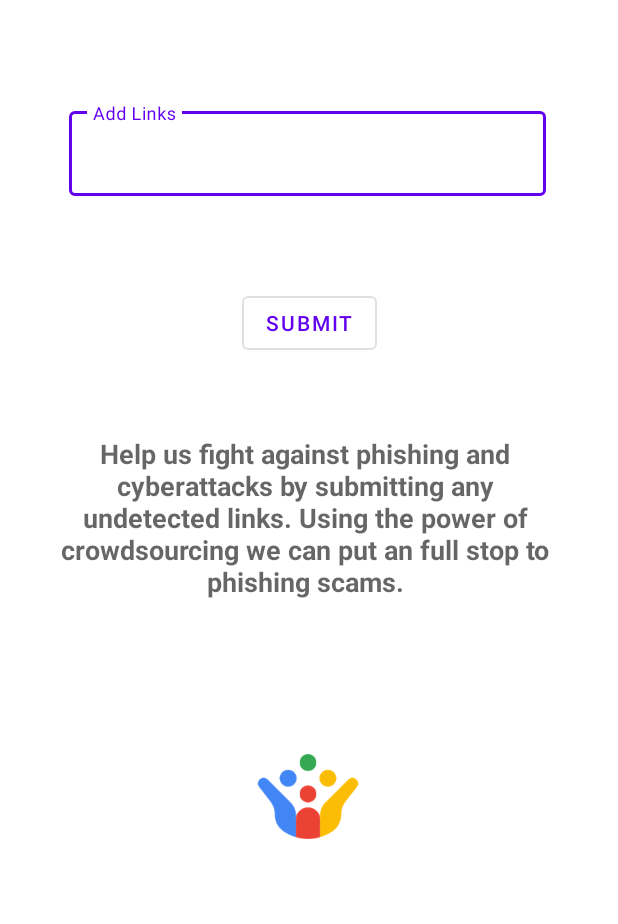
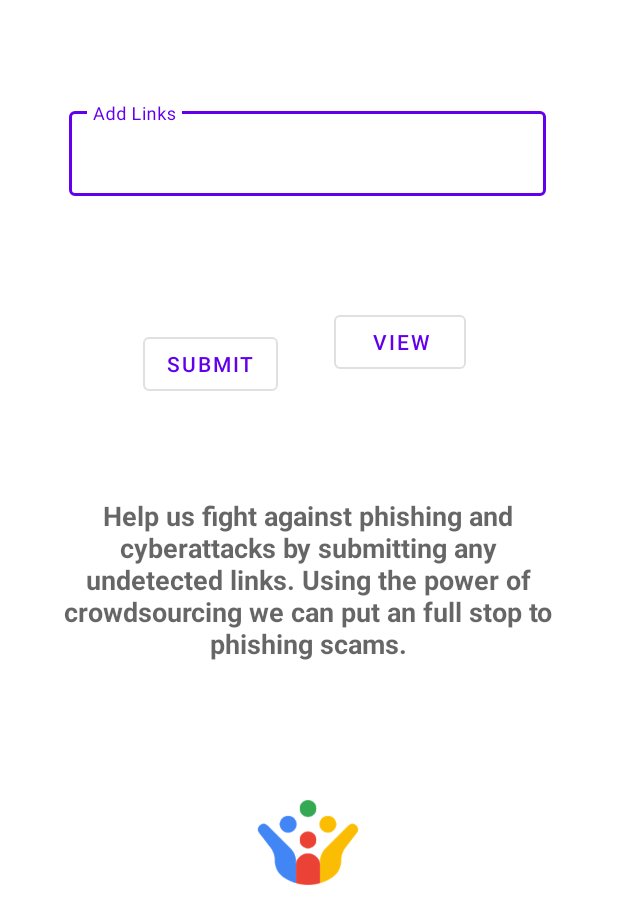
Before and after one commit to Harishwarrior/Phish_defender_app, an Android app: the AddLinksActivity screen opened directly, with no data from a screen before it, on a phone screen of 412 x 824 dp. Shown: the top 924 px of the screen. Run offline under Robolectric (Android 15) with nearby library versions, the light colour scheme and no system bars.

Commit message:
adding links feature added

```diff
--- a/app/src/main/AndroidManifest.xml
+++ b/app/src/main/AndroidManifest.xml
@@ -12,6 +12,7 @@
         android:roundIcon="@mipmap/ic_launcher_round"
         android:supportsRtl="true"
         android:theme="@style/Theme.MaterialComponents.Light.NoActionBar">
+        <activity android:name=".ListDataActivity"></activity>
         <activity android:name=".LogActivity" />
         <activity android:name=".AddLinksActivity" />
         <activity android:name=".SettingsActivity" />
--- a/app/src/main/java/com/geeks4ever/phish/AddLinksActivity.java
+++ b/app/src/main/java/com/geeks4ever/phish/AddLinksActivity.java
@@ -8,15 +8,67 @@
 
 package com.geeks4ever.phish;
 
+import android.content.Intent;
+import android.os.Bundle;
+import android.view.View;
+import android.widget.Button;
+import android.widget.Toast;
+
 import androidx.appcompat.app.AppCompatActivity;
 
-import android.os.Bundle;
+import com.google.android.material.textfield.TextInputEditText;
 
 public class AddLinksActivity extends AppCompatActivity {
+
+    DatabaseHelper mDatabaseHelper;
+
 
     @Override
     protected void onCreate(Bundle savedInstanceState) {
         super.onCreate(savedInstanceState);
         setContentView(R.layout.activity_addlinks);
+
+
+        final TextInputEditText editText = (TextInputEditText) findViewById(R.id.etLinks);
+        Button btnAdd = (Button) findViewById(R.id.btnAdd);
+        Button btnViewData = (Button) findViewById(R.id.btnView);
+        mDatabaseHelper = new DatabaseHelper(this);
+
+        btnAdd.setOnClickListener(new View.OnClickListener() {
+            @Override
+            public void onClick(View v) {
+                String newEntry = editText.getText().toString();
+                if (editText.length() != 0) {
+                    AddData(newEntry);
+                    editText.setText("");
+                } else {
+                    toastMessage("You must put something in the text field!");
+                }
+
+            }
+        });
+        btnViewData.setOnClickListener(new View.OnClickListener() {
+            @Override
+            public void onClick(View v) {
+                Intent intent = new Intent(AddLinksActivity.this, ListDataActivity.class);
+                startActivity(intent);
+            }
+        });
+
+    }
+
+    public void AddData(String newEntry) {
+        boolean insertData = mDatabaseHelper.addData(newEntry);
+
+        if (insertData) {
+            toastMessage("Data Successfully Inserted!");
+        } else {
+            toastMessage("Something went wrong");
+        }
+    }
+
+
+    private void toastMessage(String message) {
+        Toast.makeText(this, message, Toast.LENGTH_SHORT).show();
     }
 }
--- a/app/src/main/java/com/geeks4ever/phish/LogActivity.java
+++ b/app/src/main/java/com/geeks4ever/phish/LogActivity.java
@@ -8,9 +8,9 @@
 
 package com.geeks4ever.phish;
 
+import android.os.Bundle;
+
 import androidx.appcompat.app.AppCompatActivity;
-
-import android.os.Bundle;
 
 public class LogActivity extends AppCompatActivity {
 
--- a/app/src/main/java/com/geeks4ever/phish/MainActivity.java
+++ b/app/src/main/java/com/geeks4ever/phish/MainActivity.java
@@ -21,8 +21,6 @@ import android.util.Log;
 import android.view.MenuItem;
 import android.view.View;
 import android.view.accessibility.AccessibilityManager;
-import android.widget.Button;
-import android.widget.TextView;
 
 import androidx.annotation.NonNull;
 import androidx.annotation.RequiresApi;
--- a/app/src/main/res/layout/activity_addlinks.xml
+++ b/app/src/main/res/layout/activity_addlinks.xml
@@ -15,7 +15,7 @@
     tools:context=".AddLinksActivity">
 
     <com.google.android.material.textfield.TextInputLayout
-        android:id="@+id/outlinedTextField"
+        android:id="@+id/textInputLayout"
         style="@style/Widget.MaterialComponents.TextInputLayout.OutlinedBox"
         android:layout_width="318dp"
         android:layout_height="71dp"
@@ -28,13 +28,15 @@
         app:layout_constraintVertical_bias="0.091">
 
         <com.google.android.material.textfield.TextInputEditText
+            android:id="@+id/etLinks"
             android:layout_width="match_parent"
-            android:layout_height="wrap_content" />
+            android:layout_height="wrap_content"
+
+            />
 
     </com.google.android.material.textfield.TextInputLayout>
 
     <ImageView
-        android:id="@+id/imageView2"
         android:layout_width="88dp"
         android:layout_height="82dp"
         app:layout_constraintBottom_toBottomOf="parent"
@@ -43,13 +45,13 @@
         app:layout_constraintStart_toStartOf="parent"
         app:layout_constraintTop_toBottomOf="@+id/tvCrowdsource"
         app:layout_constraintVertical_bias="0.263"
-        app:srcCompat="@drawable/crowdsourcing_icon" />
+        app:srcCompat="@drawable/crowdsourcing_icon"
+        android:contentDescription="@string/crowdsourceicon" />
 
     <TextView
         android:id="@+id/tvCrowdsource"
         android:layout_width="332dp"
         android:layout_height="wrap_content"
-        android:layout_marginTop="108dp"
         android:fontFamily="sans-serif"
         android:text="@string/crowdsurcing_content"
         android:textAlignment="center"
@@ -60,19 +62,36 @@
         android:typeface="sans"
         app:layout_constraintBottom_toBottomOf="parent"
         app:layout_constraintEnd_toEndOf="parent"
-        app:layout_constraintHorizontal_bias="0.465"
+        app:layout_constraintHorizontal_bias="0.493"
         app:layout_constraintStart_toStartOf="parent"
-        app:layout_constraintTop_toBottomOf="@+id/outlinedTextField"
-        app:layout_constraintVertical_bias="0.09" />
+
+        app:layout_constraintTop_toBottomOf="@+id/textInputLayout"
+        app:layout_constraintVertical_bias="0.333" />
 
     <Button
-        android:id="@+id/button"
+        android:id="@+id/btnAdd"
         style="?attr/materialButtonOutlinedStyle"
         android:layout_width="wrap_content"
         android:layout_height="wrap_content"
         android:text="@string/submit"
         app:layout_constraintBottom_toTopOf="@+id/tvCrowdsource"
+        app:layout_constraintEnd_toStartOf="@+id/btnView"
+        app:layout_constraintHorizontal_bias="0.717"
+        app:layout_constraintStart_toStartOf="parent"
+        app:layout_constraintTop_toBottomOf="@+id/textInputLayout"
+        app:layout_constraintVertical_bias="0.551" />
+
+    <Button
+        android:id="@+id/btnView"
+        style="?attr/materialButtonOutlinedStyle"
+        android:layout_width="wrap_content"
+        android:layout_height="wrap_content"
+        android:layout_marginTop="64dp"
+        android:text="@string/view"
+        app:layout_constraintBottom_toTopOf="@+id/tvCrowdsource"
         app:layout_constraintEnd_toEndOf="parent"
+        app:layout_constraintHorizontal_bias="0.687"
         app:layout_constraintStart_toStartOf="parent"
-        app:layout_constraintTop_toBottomOf="@+id/outlinedTextField" />
+        app:layout_constraintTop_toBottomOf="@+id/textInputLayout"
+        app:layout_constraintVertical_bias="0.0" />
 </androidx.constraintlayout.widget.ConstraintLayout>
--- a/app/src/main/res/layout/activity_main.xml
+++ b/app/src/main/res/layout/activity_main.xml
@@ -18,7 +18,6 @@
 
 
     <ImageView
-        android:id="@+id/imageView"
         android:layout_width="300dp"
         android:layout_height="300dp"
         android:layout_gravity="center"
--- a/app/src/main/res/layout/activity_settings.xml
+++ b/app/src/main/res/layout/activity_settings.xml
@@ -18,7 +18,6 @@
 
 
     <com.google.android.material.textview.MaterialTextView
-        android:id="@+id/textView"
         android:layout_width="wrap_content"
         android:layout_height="wrap_content"
         android:text="@string/made_with_by_geeks4ever"
```
Also changed, not shown: app/src/main/java/com/geeks4ever/phish/DatabaseHelper.java (added, +117 -0 lines), app/src/main/java/com/geeks4ever/phish/FloatingViewService.java (+7 -9 lines), app/src/main/java/com/geeks4ever/phish/ListDataActivity.java (added, +66 -0 lines), app/src/main/java/com/geeks4ever/phish/MyAccessibilityService.java (+47 -54 lines), app/src/main/java/com/geeks4ever/phish/SettingsActivity.java (+2 -11 lines), app/src/main/res/drawable/ic_phishing.xml (deleted, +0 -110 lines), app/src/main/res/layout/activity_list_data.xml (added, +20 -0 lines), app/src/main/res/layout/layout_floating_widget.xml (+4 -7 lines), app/src/main/res/values/colors.xml (+0 -11 lines), app/src/main/res/values/strings.xml (+2 -15 lines), app/src/main/res/values/styles.xml (+0 -9 lines).
